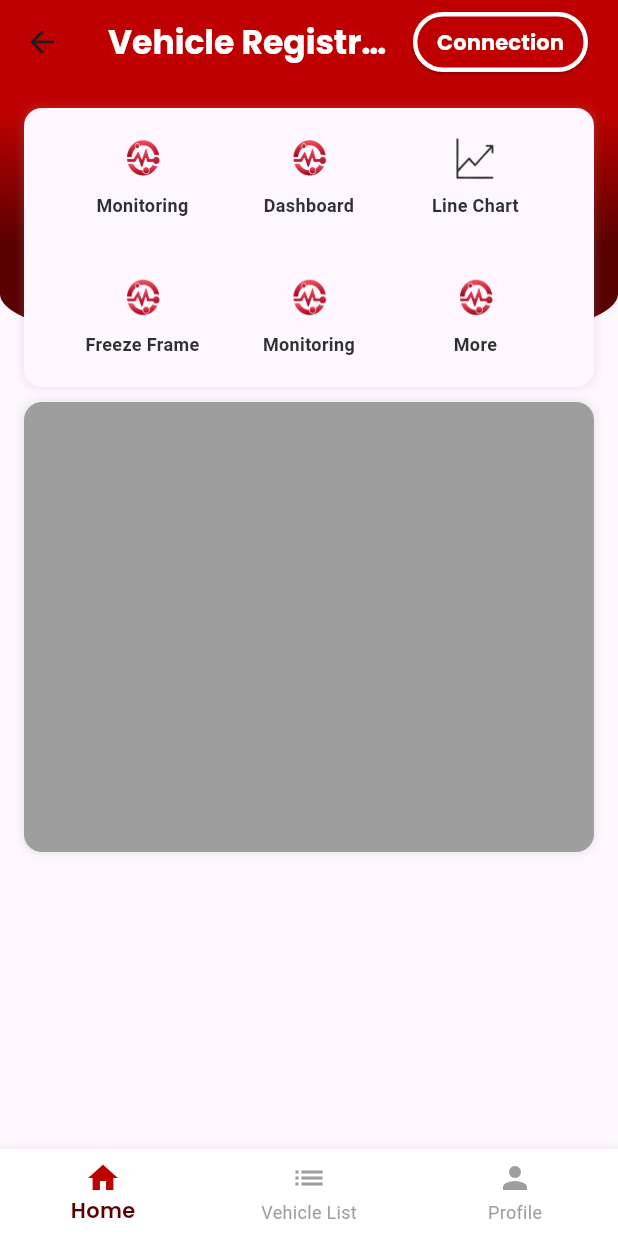
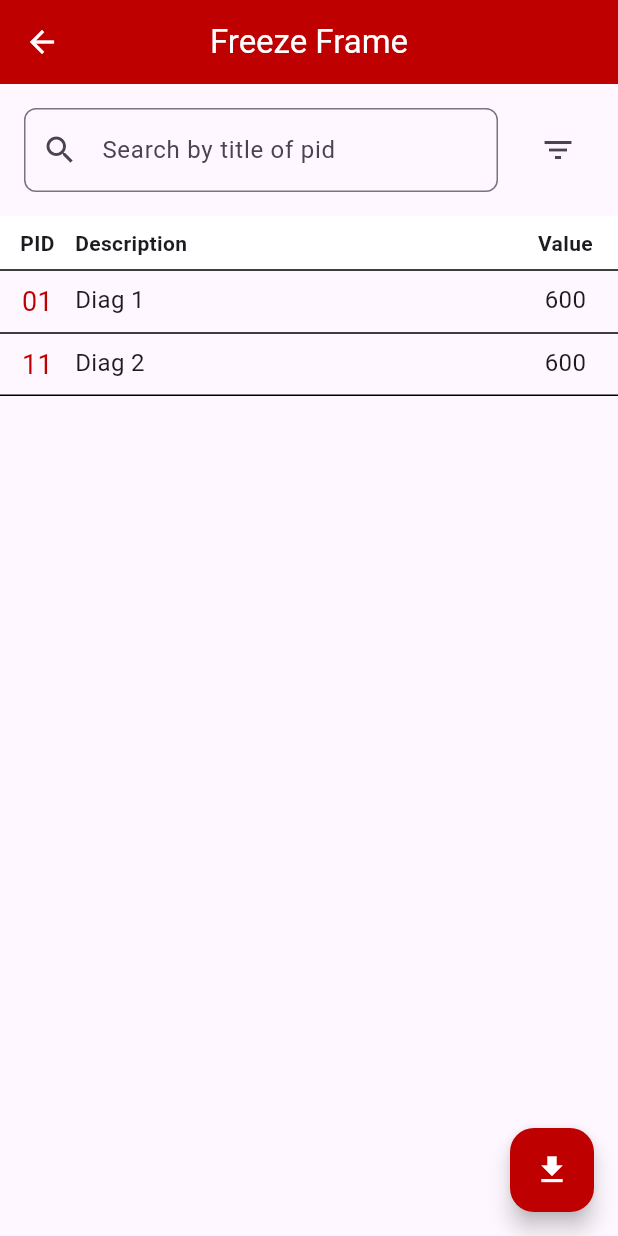
Before and after one commit to KP-DRI-2324-2/drivepulse, a Flutter app: the HomeView screen opened by its route, after a tap on "Freeze Frame", on a phone screen of 412 x 824 dp. Run offline on Flutter 3.47's test engine with Material 3 defaults, Android fonts, the phone set to English and light mode, and no system bars; our stand-ins replace firebase_auth, firebase_core, flutter_svg, get, google_fonts, google_sign_in and 3 more; accounts and stored records are empty.

Commit message:
feat: monitoring, freezeframe, allservices

```diff
--- a/lib/app/data/data_provider.dart
+++ b/lib/app/data/data_provider.dart
@@ -1,7 +1,11 @@
+import 'package:drivepulse/app/data/model/freezeframe_model.dart';
 import 'package:drivepulse/app/data/model/services_model.dart';
 import 'package:drivepulse/app/data/model/sensor_model.dart';
+import 'package:drivepulse/app/modules/home/views/allservice_view.dart';
+import 'package:drivepulse/app/modules/home/views/freezeframe_view.dart';
 import 'package:drivepulse/app/modules/home/views/line_chart_view.dart';
 import 'package:drivepulse/app/modules/home/views/dashboard_view.dart';
+import 'package:drivepulse/app/modules/home/views/monitoring_view.dart';
 import 'package:drivepulse/app/modules/main/views/main_view.dart';
 import 'package:flutter/material.dart';
 
@@ -9,35 +13,46 @@ List<ServicesModel> ServicesDataList() {
   List<ServicesModel> list = [];
   list.add(ServicesModel(
       title: 'Monitoring',
-      icon: Icons.circle,
+      icon: Icons.monitor,
       image: "assets/images/logo-a.png",
-      widget: MainView()));
+      widget: const MonitoringView()));
   list.add(ServicesModel(
       title: 'Dashboard',
-      icon: Icons.circle,
+      icon: Icons.dashboard,
       image: "assets/images/logo-a.png",
       widget: const DashboardView()));
   list.add(ServicesModel(
       title: 'Line Chart',
-      icon: Icons.circle,
-      image: "assets/images/Line_Chart.png",
+      icon: Icons.show_chart,
+      image: "assets/images/Line_Chart.png", // TODO: - ganti jadi icon
       widget: LineChartView()));
   list.add(ServicesModel(
       title: 'Freeze Frame',
-      icon: Icons.circle,
+      icon: Icons.analytics,
       image: "assets/images/logo-a.png",
-      widget: MainView()));
+      widget: FreezeFrameView()));
   list.add(ServicesModel(
       title: 'Monitoring',
-      icon: Icons.circle,
+      icon: Icons.monitor,
       image: "assets/images/logo-a.png",
       widget: MainView()));
   list.add(ServicesModel(
       title: 'More',
-      icon: Icons.circle,
+      icon: Icons.more_horiz,
       image: "assets/images/logo-a.png",
-      widget: MainView()));
+      widget: Builder(  // Using Builder to access the correct context for showDialog
+    builder: (BuildContext context) {
+      return AllServiceView();
+    }
+  )));
   return list;
+}
+
+List<FreezeFrameModel> getFreezeFrameList() {
+return [
+    FreezeFrameModel(pid: '01', description: 'Diag 1', value: '600'),
+    FreezeFrameModel(pid: '11', description: 'Diag 2', value: '600'),
+  ];
 }
 
 List<SensorModel> getSensorList() {
--- /dev/null
+++ b/lib/app/data/model/freezeframe_model.dart
@@ -0,0 +1,11 @@
+class FreezeFrameModel {
+  final String pid;
+  final String description;
+  final String value;
+
+  FreezeFrameModel({
+    required this.pid,
+    required this.description,
+    required this.value,
+  });
+}
--- /dev/null
+++ b/lib/app/modules/home/views/freezeframe_view.dart
@@ -0,0 +1,131 @@
+import 'package:drivepulse/app/common/theme/theme.dart';
+import 'package:drivepulse/app/data/data_provider.dart';
+import 'package:drivepulse/app/data/model/freezeframe_model.dart';
+import 'package:flutter/material.dart';
+
+class FreezeFrameView extends StatelessWidget {
+  FreezeFrameView({super.key});
+  List<FreezeFrameModel> freezeFrameList = getFreezeFrameList();
+
+  @override
+  Widget build(BuildContext context) {
+    return Scaffold(
+      appBar: AppBar(
+        foregroundColor: themeData.highlightColor,
+        backgroundColor: themeData.primaryColor,
+        title: const Text('Freeze Frame'),
+        centerTitle: true,
+      ),
+      body: Column(
+        children: [
+          Padding(
+            padding: const EdgeInsets.all(16.0),
+            child: Row(
+              children: [
+                Expanded(
+                  child: TextField(
+                    decoration: InputDecoration(
+                      hintText: 'Search by title of pid',
+                      prefixIcon: const Icon(Icons.search),
+                      border: OutlineInputBorder(
+                        borderRadius: BorderRadius.circular(8.0),
+                      ),
+                    ),
+                  ),
+                ),
+                const SizedBox(width: 16.0),
+                IconButton(
+                  icon: const Icon(Icons.filter_list),
+                  onPressed: () {
+                    // Handle filter button press
+                  },
+                ),
+              ],
+            ),
+          ),
+          Table(
+              columnWidths: const {
+                0: FixedColumnWidth(50),
+                1: FlexColumnWidth(),
+                2: FixedColumnWidth(70),
+              },
+              border: const TableBorder(
+                horizontalInside: BorderSide(width: 1, color: Colors.black),
+                bottom: BorderSide(width: 1, color: Colors.black)
+              ),
+              children: [
+                TableRow(
+                  decoration: BoxDecoration(color: themeData.highlightColor),
+                  children: const [
+                    Padding(
+                      padding: EdgeInsets.symmetric(vertical: 8.0),
+                      child: Text(
+                        'PID',
+                        style: TextStyle(fontWeight: FontWeight.bold),
+                        textAlign: TextAlign.center,
+                      ),
+                    ),
+                    Padding(
+                      padding: EdgeInsets.symmetric(vertical: 8.0),
+                      child: Text(
+                        'Description',
+                        style: TextStyle(fontWeight: FontWeight.bold),
+                        textAlign: TextAlign.start,
+                      ),
+                    ),
+                    Padding(
+                      padding: EdgeInsets.symmetric(vertical: 8.0),
+                      child: Text(
+                        'Value',
+                        style: TextStyle(fontWeight: FontWeight.bold),
+                        textAlign: TextAlign.center,
+                      ),
+                    ),
+                  ],
+                ),
+                for (var item in freezeFrameList) buildTableRow(item),
+              ],
+            ),
+        ],
+      ),
+      floatingActionButton: FloatingActionButton(
+        onPressed: () {
+          // Handle download button press
+        },
+        backgroundColor: themeData.primaryColor,
+        child: Icon(Icons.download, color: themeData.highlightColor,),
+      ),
+    );
+  }
+
+  TableRow buildTableRow(FreezeFrameModel model) {
+    return TableRow(
+      children: [
+        Padding(
+          padding: const EdgeInsets.symmetric(vertical: 8.0),
+          child: Text(
+            model.pid,
+            style: TextStyle(color: themeData.primaryColor, fontSize: 18),
+            textAlign: TextAlign.center,
+          ),
+        ),
+        Padding(
+          padding: const EdgeInsets.symmetric(vertical: 8.0),
+          child: Text(
+            model.description,
+            style: const TextStyle(fontSize: 16),
+            textAlign: TextAlign.start,
+          ),
+        ),
+        Padding(
+          padding: const EdgeInsets.symmetric(vertical: 8.0),
+          child: Text(
+            model.value,
+            style: const TextStyle(fontSize: 16),
+            textAlign: TextAlign.center,
+          ),
+        ),
+      ],
+    );
+  }
+}
--- a/lib/app/modules/home/views/home_view.dart
+++ b/lib/app/modules/home/views/home_view.dart
@@ -1,4 +1,5 @@
 import 'package:drivepulse/app/common/theme/fonts.dart';
+import 'package:drivepulse/app/common/theme/theme.dart';
 import 'package:drivepulse/app/data/data_provider.dart';
 import 'package:drivepulse/app/data/model/services_model.dart';
 import 'package:flutter/material.dart';
@@ -84,8 +85,7 @@ class HomeView extends GetView<HomeController> {
                         padding: const EdgeInsets.only(top: 20, bottom: 20.0),
                         child: Column(
                           children: [
-                            Image.asset(e.image!,
-                                width: 28, height: 28, fit: BoxFit.fill),
+                            Icon(e.icon!, color: themeData.primaryColor,size: 28),
                             8.height,
                             Text(e.title.toString(),
                                 style: boldTextStyle(size: 12),
```
Also changed, not shown: lib/app/modules/home/views/allservice_view.dart (added, +86 -0 lines), lib/app/modules/home/views/monitoring_view.dart (added, +94 -0 lines), lib/app/shared/widgets/adbanner_widget.dart (added, +16 -0 lines), pubspec.lock.
